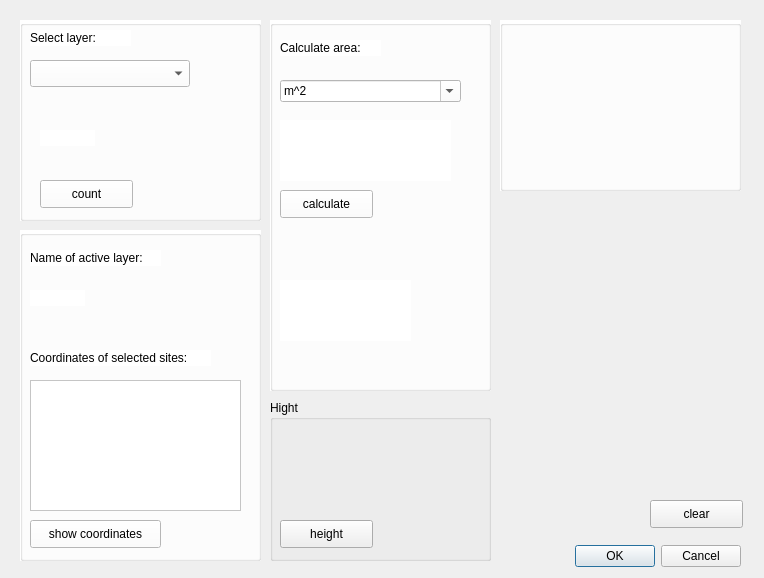
Before: the Qt Designer form Informatics_plugin_dialog_base.ui in WiktoriaSamek/InformaticsPlugin, drawn with Qt 5.
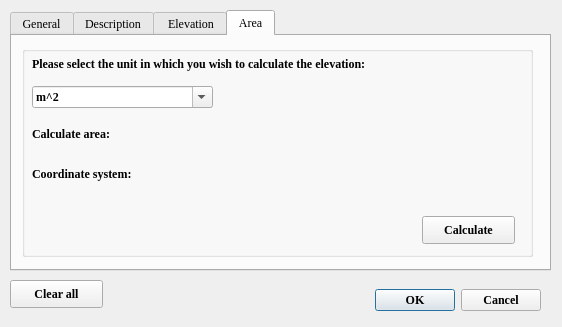
After: the same form once the commit is applied. Custom widgets are drawn as their Qt base class.

```diff
--- a/Informatics_plugin_dialog_base.ui
+++ b/Informatics_plugin_dialog_base.ui
@@ -6,8 +6,8 @@
    <rect>
     <x>0</x>
     <y>0</y>
-    <width>764</width>
-    <height>578</height>
+    <width>562</width>
+    <height>327</height>
    </rect>
   </property>
   <property name="windowTitle">
@@ -19,12 +19,25 @@
   <widget class="QDialogButtonBox" name="button_box">
    <property name="geometry">
     <rect>
-     <x>400</x>
-     <y>540</y>
-     <width>341</width>
-     <height>32</height>
+     <x>340</x>
+     <y>280</y>
+     <width>201</width>
+     <height>41</height>
     </rect>
    </property>
+   <property name="font">
+    <font>
+     <family>Times New Roman</family>
+     <weight>75</weight>
+     <bold>true</bold>
+    </font>
+   </property>
+   <property name="autoFillBackground">
+    <bool>true</bool>
+   </property>
+   <property name="styleSheet">
+    <string notr="true"/>
+   </property>
    <property name="orientation">
     <enum>Qt::Horizontal</enum>
    </property>
@@ -32,47 +45,101 @@
     <set>QDialogButtonBox::Cancel|QDialogButtonBox::Ok</set>
    </property>
   </widget>
-  <widget class="QGroupBox" name="one">
+  <widget class="QTabWidget" name="tab">
    <property name="geometry">
     <rect>
-     <x>20</x>
-     <y>20</y>
-     <width>241</width>
-     <height>201</height>
+     <x>10</x>
+     <y>10</y>
+     <width>541</width>
+     <height>261</height>
     </rect>
    </property>
+   <property name="font">
+    <font>
+     <family>Times New Roman</family>
+    </font>
+   </property>
+   <property name="whatsThis">
+    <string>&lt;html&gt;&lt;head/&gt;&lt;body&gt;&lt;p&gt;&lt;br/&gt;&lt;/p&gt;&lt;/body&gt;&lt;/html&gt;</string>
+   </property>
    <property name="autoFillBackground">
-    <bool>false</bool>
+    <bool>true</bool>
    </property>
    <property name="styleSheet">
-    <string notr="true">background-color: white;
-</string>
+    <string notr="true"/>
+   </property>
+   <property name="currentIndex">
+    <number>3</number>
+   </property>
+   <widget class="QWidget" name="General">
+    <property name="autoFillBackground">
+     <bool>true</bool>
+    </property>
+    <attribute name="title">
+     <string>General</string>
+    </attribute>
+    <widget class="QGroupBox" name="groupBox">
+     <property name="geometry">
+      <rect>
+       <x>10</x>
+       <y>10</y>
+       <width>511</width>
+       <height>211</height>
+      </rect>
+     </property>
+     <property name="autoFillBackground">
+      <bool>true</bool>
    </property>
    <property name="title">
     <string/>
    </property>
-   <widget class="QPushButton" name="pushbutton_count">
+     <widget class="QLabel" name="Select_layer">
     <property name="geometry">
      <rect>
-      <x>20</x>
-      <y>160</y>
-      <width>93</width>
-      <height>28</height>
-     </rect>
-    </property>
+        <x>10</x>
+        <y>20</y>
+        <width>191</width>
+        <height>16</height>
+       </rect>
+      </property>
+      <property name="font">
+       <font>
+        <family>Times New Roman</family>
+        <pointsize>9</pointsize>
+        <weight>75</weight>
+        <bold>true</bold>
+       </font>
+      </property>
+      <property name="layoutDirection">
+       <enum>Qt::LeftToRight</enum>
+      </property>
     <property name="text">
-     <string>count</string>
+       <string>Select the appropriate layer:</string>
+      </property>
+      <property name="textFormat">
+       <enum>Qt::AutoText</enum>
+      </property>
+      <property name="scaledContents">
+       <bool>false</bool>
+      </property>
+      <property name="textInteractionFlags">
+       <set>Qt::LinksAccessibleByMouse</set>
     </property>
    </widget>
    <widget class="QgsMapLayerComboBox" name="mMapLayerComboBox">
     <property name="geometry">
      <rect>
-      <x>10</x>
-      <y>40</y>
-      <width>160</width>
-      <height>27</height>
-     </rect>
-    </property>
+        <x>220</x>
+        <y>20</y>
+        <width>281</width>
+        <height>21</height>
+       </rect>
+      </property>
+      <property name="font">
+       <font>
+        <family>Times New Roman</family>
+       </font>
+      </property>
     <property name="autoFillBackground">
      <bool>false</bool>
     </property>
@@ -99,138 +166,254 @@
 </string>
     </property>
    </widget>
-   <widget class="QLabel" name="Select_layer">
+     <widget class="QLabel" name="Select_layer_2">
     <property name="geometry">
      <rect>
       <x>10</x>
-      <y>10</y>
-      <width>101</width>
+        <y>90</y>
+        <width>251</width>
       <height>16</height>
      </rect>
     </property>
     <property name="text">
-     <string>Select layer: </string>
+       <string>Count the number of objects selected:</string>
+      </property>
+      <property name="textFormat">
+       <enum>Qt::AutoText</enum>
+      </property>
+      <property name="scaledContents">
+       <bool>false</bool>
+      </property>
+      <property name="textInteractionFlags">
+       <set>Qt::LinksAccessibleByMouse</set>
+      </property>
+     </widget>
+     <widget class="Line" name="line">
+      <property name="geometry">
+       <rect>
+        <x>10</x>
+        <y>65</y>
+        <width>481</width>
+        <height>21</height>
+       </rect>
+      </property>
+      <property name="orientation">
+       <enum>Qt::Horizontal</enum>
+      </property>
+     </widget>
+     <widget class="QPushButton" name="pushbutton_count">
+      <property name="geometry">
+       <rect>
+        <x>10</x>
+        <y>120</y>
+        <width>93</width>
+        <height>28</height>
+       </rect>
+      </property>
+      <property name="text">
+       <string>Count</string>
     </property>
    </widget>
    <widget class="QLabel" name="label_select">
     <property name="geometry">
      <rect>
-      <x>20</x>
-      <y>110</y>
-      <width>55</width>
-      <height>16</height>
-     </rect>
-    </property>
+        <x>280</x>
+        <y>90</y>
+        <width>211</width>
+        <height>21</height>
+       </rect>
+      </property>
+      <property name="font">
+       <font>
+        <family>Times New Roman</family>
+        <pointsize>9</pointsize>
+       </font>
+      </property>
     <property name="text">
      <string/>
     </property>
    </widget>
   </widget>
-  <widget class="QGroupBox" name="two">
-   <property name="geometry">
-    <rect>
-     <x>20</x>
-     <y>230</y>
-     <width>241</width>
-     <height>331</height>
-    </rect>
-   </property>
+   </widget>
+   <widget class="QWidget" name="Description">
    <property name="autoFillBackground">
-    <bool>false</bool>
-   </property>
-   <property name="styleSheet">
-    <string notr="true">background-color: white;
-</string>
-   </property>
-   <property name="title">
-    <string/>
-   </property>
-   <widget class="QPushButton" name="pushbutton_showcoordinates">
+     <bool>true</bool>
+    </property>
+    <attribute name="title">
+     <string>Description</string>
+    </attribute>
+    <widget class="QLabel" name="label_active">
     <property name="geometry">
      <rect>
-      <x>10</x>
-      <y>290</y>
-      <width>131</width>
-      <height>28</height>
-     </rect>
-    </property>
-    <property name="text">
-     <string>show coordinates</string>
-    </property>
-   </widget>
-   <widget class="QLabel" name="name_active">
-    <property name="geometry">
-     <rect>
-      <x>10</x>
+       <x>180</x>
       <y>20</y>
-      <width>131</width>
+       <width>211</width>
+       <height>21</height>
+      </rect>
+     </property>
+     <property name="font">
+      <font>
+       <family>Times New Roman</family>
+       <pointsize>9</pointsize>
+       <underline>true</underline>
+      </font>
+     </property>
+     <property name="text">
+      <string/>
+     </property>
+    </widget>
+    <widget class="QGroupBox" name="groupBox_2">
+     <property name="geometry">
+      <rect>
+       <x>10</x>
+       <y>10</y>
+       <width>511</width>
+       <height>211</height>
+      </rect>
+     </property>
+     <property name="autoFillBackground">
+      <bool>true</bool>
+     </property>
+     <property name="title">
+      <string/>
+     </property>
+     <widget class="QLabel" name="Select_layer_3">
+      <property name="geometry">
+       <rect>
+        <x>10</x>
+        <y>10</y>
+        <width>151</width>
       <height>16</height>
      </rect>
     </property>
     <property name="text">
      <string>Name of active layer:</string>
     </property>
-   </widget>
-   <widget class="QLabel" name="coordinates_of_selected">
+      <property name="textFormat">
+       <enum>Qt::AutoText</enum>
+      </property>
+      <property name="scaledContents">
+       <bool>false</bool>
+      </property>
+      <property name="textInteractionFlags">
+       <set>Qt::LinksAccessibleByMouse</set>
+      </property>
+     </widget>
+     <widget class="QLabel" name="Select_layer_4">
     <property name="geometry">
      <rect>
       <x>10</x>
-      <y>120</y>
-      <width>181</width>
+        <y>50</y>
+        <width>211</width>
       <height>16</height>
      </rect>
     </property>
     <property name="text">
-     <string>Coordinates of selected sites:</string>
+       <string>Coordinates of selected points:</string>
+      </property>
+      <property name="textFormat">
+       <enum>Qt::AutoText</enum>
+      </property>
+      <property name="scaledContents">
+       <bool>false</bool>
+      </property>
+      <property name="textInteractionFlags">
+       <set>Qt::LinksAccessibleByMouse</set>
     </property>
    </widget>
    <widget class="QTextEdit" name="listObjects">
     <property name="geometry">
      <rect>
       <x>10</x>
-      <y>150</y>
-      <width>211</width>
+        <y>70</y>
+        <width>331</width>
       <height>131</height>
      </rect>
     </property>
    </widget>
-   <widget class="QLabel" name="label_active">
+     <widget class="QPushButton" name="pushbutton_showcoordinates">
     <property name="geometry">
      <rect>
-      <x>10</x>
-      <y>60</y>
-      <width>55</width>
-      <height>16</height>
-     </rect>
-    </property>
+        <x>350</x>
+        <y>170</y>
+        <width>131</width>
+        <height>28</height>
+       </rect>
+      </property>
+      <property name="font">
+       <font>
+        <family>Times New Roman</family>
+        <weight>75</weight>
+        <bold>true</bold>
+       </font>
+      </property>
     <property name="text">
-     <string/>
+       <string>Show</string>
     </property>
    </widget>
   </widget>
-  <widget class="QGroupBox" name="tr">
+    <zorder>groupBox_2</zorder>
+    <zorder>label_active</zorder>
+   </widget>
+   <widget class="QWidget" name="tab_3">
+    <attribute name="title">
+     <string> Elevation</string>
+    </attribute>
+    <widget class="QGroupBox" name="groupBox_3">
    <property name="geometry">
     <rect>
-     <x>270</x>
-     <y>20</y>
-     <width>221</width>
-     <height>371</height>
-    </rect>
-   </property>
-   <property name="styleSheet">
-    <string notr="true">background-color: white;
-</string>
+       <x>10</x>
+       <y>10</y>
+       <width>511</width>
+       <height>211</height>
+      </rect>
+     </property>
+     <property name="autoFillBackground">
+      <bool>true</bool>
    </property>
    <property name="title">
     <string/>
    </property>
-   <widget class="QLabel" name="label_area">
+     <widget class="QLabel" name="Select_layer_7">
     <property name="geometry">
      <rect>
       <x>10</x>
-      <y>100</y>
-      <width>171</width>
-      <height>61</height>
+        <y>10</y>
+        <width>321</width>
+        <height>16</height>
+       </rect>
+      </property>
+      <property name="font">
+       <font>
+        <family>Times New Roman</family>
+        <pointsize>9</pointsize>
+        <weight>75</weight>
+        <bold>true</bold>
+       </font>
+      </property>
+      <property name="layoutDirection">
+       <enum>Qt::LeftToRight</enum>
+      </property>
+      <property name="text">
+       <string>Calculate the elevation between the two points:</string>
+      </property>
+      <property name="textFormat">
+       <enum>Qt::AutoText</enum>
+      </property>
+      <property name="scaledContents">
+       <bool>false</bool>
+      </property>
+      <property name="textInteractionFlags">
+       <set>Qt::LinksAccessibleByMouse</set>
+      </property>
+     </widget>
+     <widget class="QLabel" name="listoHigh">
+      <property name="geometry">
+       <rect>
+        <x>10</x>
+        <y>40</y>
+        <width>451</width>
+        <height>71</height>
      </rect>
     </property>
     <property name="text">
@@ -240,28 +423,93 @@
      <bool>true</bool>
     </property>
    </widget>
-   <widget class="QLabel" name="label">
+     <widget class="QPushButton" name="pushbutton_hight">
     <property name="geometry">
      <rect>
+        <x>400</x>
+        <y>170</y>
+        <width>93</width>
+        <height>28</height>
+       </rect>
+      </property>
+      <property name="font">
+       <font>
+        <family>Times New Roman</family>
+        <weight>75</weight>
+        <bold>true</bold>
+       </font>
+      </property>
+      <property name="text">
+       <string>Calculate</string>
+      </property>
+     </widget>
+    </widget>
+   </widget>
+   <widget class="QWidget" name="tab_2">
+    <attribute name="title">
+     <string>Area</string>
+    </attribute>
+    <widget class="QGroupBox" name="groupBox_4">
+     <property name="geometry">
+      <rect>
       <x>10</x>
-      <y>20</y>
-      <width>101</width>
+       <y>10</y>
+       <width>511</width>
+       <height>211</height>
+      </rect>
+     </property>
+     <property name="title">
+      <string/>
+     </property>
+     <widget class="QLabel" name="Select_layer_8">
+      <property name="geometry">
+       <rect>
+        <x>10</x>
+        <y>10</y>
+        <width>441</width>
       <height>16</height>
      </rect>
     </property>
+      <property name="font">
+       <font>
+        <family>Times New Roman</family>
+        <pointsize>9</pointsize>
+        <weight>75</weight>
+        <bold>true</bold>
+       </font>
+      </property>
+      <property name="layoutDirection">
+       <enum>Qt::LeftToRight</enum>
+      </property>
     <property name="text">
-     <string>Calculate area:</string>
+       <string>Please select the unit in which you wish to calculate the elevation:</string>
+      </property>
+      <property name="textFormat">
+       <enum>Qt::AutoText</enum>
+      </property>
+      <property name="scaledContents">
+       <bool>false</bool>
+      </property>
+      <property name="textInteractionFlags">
+       <set>Qt::LinksAccessibleByMouse</set>
     </property>
    </widget>
    <widget class="QComboBox" name="comboBox_unit">
     <property name="geometry">
      <rect>
       <x>10</x>
-      <y>60</y>
+        <y>40</y>
       <width>181</width>
       <height>22</height>
      </rect>
     </property>
+      <property name="font">
+       <font>
+        <family>Times New Roman</family>
+        <weight>75</weight>
+        <bold>true</bold>
+       </font>
+      </property>
     <property name="editable">
      <bool>true</bool>
     </property>
@@ -281,106 +529,148 @@
      </property>
     </item>
    </widget>
-   <widget class="QPushButton" name="pushbutton_calculate">
+     <widget class="QLabel" name="Select_layer_9">
     <property name="geometry">
      <rect>
       <x>10</x>
-      <y>170</y>
-      <width>93</width>
-      <height>28</height>
-     </rect>
-    </property>
+        <y>80</y>
+        <width>121</width>
+        <height>16</height>
+       </rect>
+      </property>
+      <property name="font">
+       <font>
+        <family>Times New Roman</family>
+        <pointsize>9</pointsize>
+        <weight>75</weight>
+        <bold>true</bold>
+       </font>
+      </property>
+      <property name="layoutDirection">
+       <enum>Qt::LeftToRight</enum>
+      </property>
     <property name="text">
-     <string>calculate</string>
+       <string>Calculate area:</string>
+      </property>
+      <property name="textFormat">
+       <enum>Qt::AutoText</enum>
+      </property>
+      <property name="scaledContents">
+       <bool>false</bool>
+      </property>
+      <property name="textInteractionFlags">
+       <set>Qt::LinksAccessibleByMouse</set>
+      </property>
+     </widget>
+     <widget class="QLabel" name="label_area">
+      <property name="geometry">
+       <rect>
+        <x>120</x>
+        <y>80</y>
+        <width>291</width>
+        <height>21</height>
+       </rect>
+      </property>
+      <property name="text">
+       <string/>
+      </property>
+      <property name="wordWrap">
+       <bool>true</bool>
     </property>
    </widget>
    <widget class="QLabel" name="label_crs">
     <property name="geometry">
      <rect>
+        <x>180</x>
+        <y>120</y>
+        <width>141</width>
+        <height>21</height>
+       </rect>
+      </property>
+      <property name="text">
+       <string/>
+      </property>
+     </widget>
+     <widget class="QLabel" name="Select_layer_10">
+      <property name="geometry">
+       <rect>
       <x>10</x>
-      <y>260</y>
+        <y>120</y>
       <width>131</width>
-      <height>61</height>
-     </rect>
-    </property>
+        <height>16</height>
+       </rect>
+      </property>
+      <property name="font">
+       <font>
+        <family>Times New Roman</family>
+        <pointsize>9</pointsize>
+        <weight>75</weight>
+        <bold>true</bold>
+       </font>
+      </property>
+      <property name="layoutDirection">
+       <enum>Qt::LeftToRight</enum>
+      </property>
     <property name="text">
-     <string/>
-    </property>
-   </widget>
-  </widget>
-  <widget class="QGroupBox" name="fore">
-   <property name="geometry">
-    <rect>
-     <x>270</x>
-     <y>400</y>
-     <width>221</width>
-     <height>161</height>
-    </rect>
-   </property>
-   <property name="title">
-    <string>Hight</string>
-   </property>
-   <widget class="QPushButton" name="pushbutton_hight">
+       <string>Coordinate system:</string>
+      </property>
+      <property name="textFormat">
+       <enum>Qt::AutoText</enum>
+      </property>
+      <property name="scaledContents">
+       <bool>false</bool>
+      </property>
+      <property name="textInteractionFlags">
+       <set>Qt::LinksAccessibleByMouse</set>
+      </property>
+     </widget>
+     <widget class="QPushButton" name="pushbutton_calculate">
     <property name="geometry">
      <rect>
-      <x>10</x>
-      <y>120</y>
+        <x>400</x>
+        <y>170</y>
       <width>93</width>
       <height>28</height>
      </rect>
     </property>
-    <property name="text">
-     <string>height</string>
-    </property>
-   </widget>
-   <widget class="QLabel" name="listoHigh">
-    <property name="geometry">
-     <rect>
-      <x>10</x>
-      <y>30</y>
-      <width>191</width>
-      <height>71</height>
-     </rect>
-    </property>
+      <property name="font">
+       <font>
+        <family>Times New Roman</family>
+        <weight>75</weight>
+        <bold>true</bold>
+       </font>
+      </property>
     <property name="text">
-     <string/>
-    </property>
-    <property name="wordWrap">
-     <bool>true</bool>
-    </property>
-   </widget>
-  </widget>
-  <widget class="QGroupBox" name="five">
-   <property name="geometry">
-    <rect>
-     <x>500</x>
-     <y>20</y>
-     <width>241</width>
-     <height>171</height>
-    </rect>
-   </property>
-   <property name="autoFillBackground">
-    <bool>false</bool>
-   </property>
-   <property name="styleSheet">
-    <string notr="true">background-color: white;
-</string>
-   </property>
-   <property name="title">
-    <string/>
-   </property>
+       <string>Calculate</string>
+      </property>
+     </widget>
+    </widget>
+   </widget>
   </widget>
   <widget class="QPushButton" name="pushbutton_clear">
    <property name="geometry">
     <rect>
-     <x>650</x>
-     <y>500</y>
+     <x>10</x>
+     <y>280</y>
      <width>93</width>
      <height>28</height>
     </rect>
    </property>
+   <property name="font">
+    <font>
+     <family>Times New Roman</family>
+     <weight>75</weight>
+     <bold>true</bold>
+    </font>
+   </property>
+   <property name="autoFillBackground">
+    <bool>true</bool>
+   </property>
+   <property name="styleSheet">
+    <string notr="true"/>
+   </property>
    <property name="text">
-    <string>clear</string>
+    <string>Clear all</string>
    </property>
   </widget>
   <zorder>tr</zorder>
```
Left out of the diff: 75 changed lines with no effect on the pictures. Lines whose indentation alone changed are shown as unchanged.
